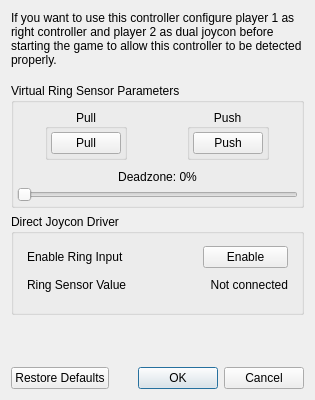
The window that src/yuzu/configuration/configure_ringcon.ui (QuantumGhost/yuzu) describes before a commit, drawn with Qt 5.
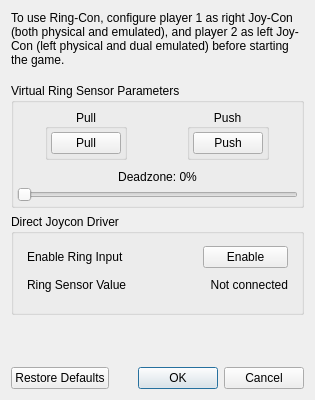
The same window after the commit.

```diff
--- a/src/yuzu/configuration/configure_ringcon.ui
+++ b/src/yuzu/configuration/configure_ringcon.ui
@@ -23,7 +23,7 @@
       </size>
      </property>
      <property name="text">
-      <string>If you want to use this controller configure player 1 as right controller and player 2 as dual joycon before starting the game to allow this controller to be detected properly.</string>
+      <string>To use Ring-Con, configure player 1 as right Joy-Con (both physical and emulated), and player 2 as left Joy-Con (left physical and dual emulated) before starting the game.</string>
      </property>
      <property name="wordWrap">
       <bool>true</bool>
```
